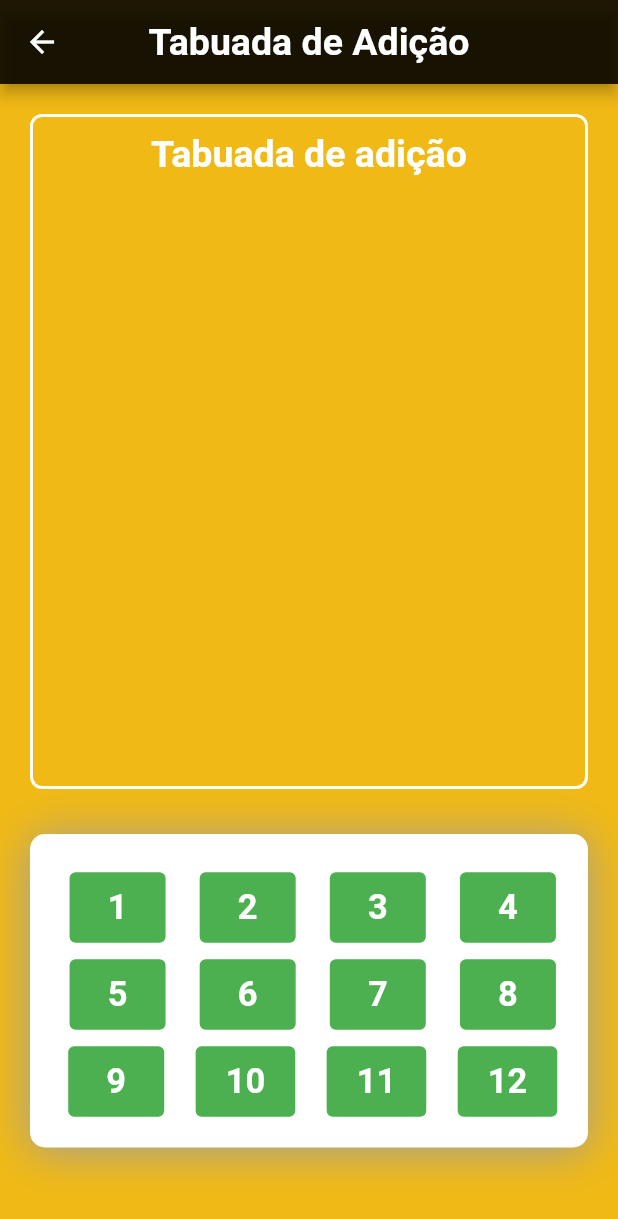
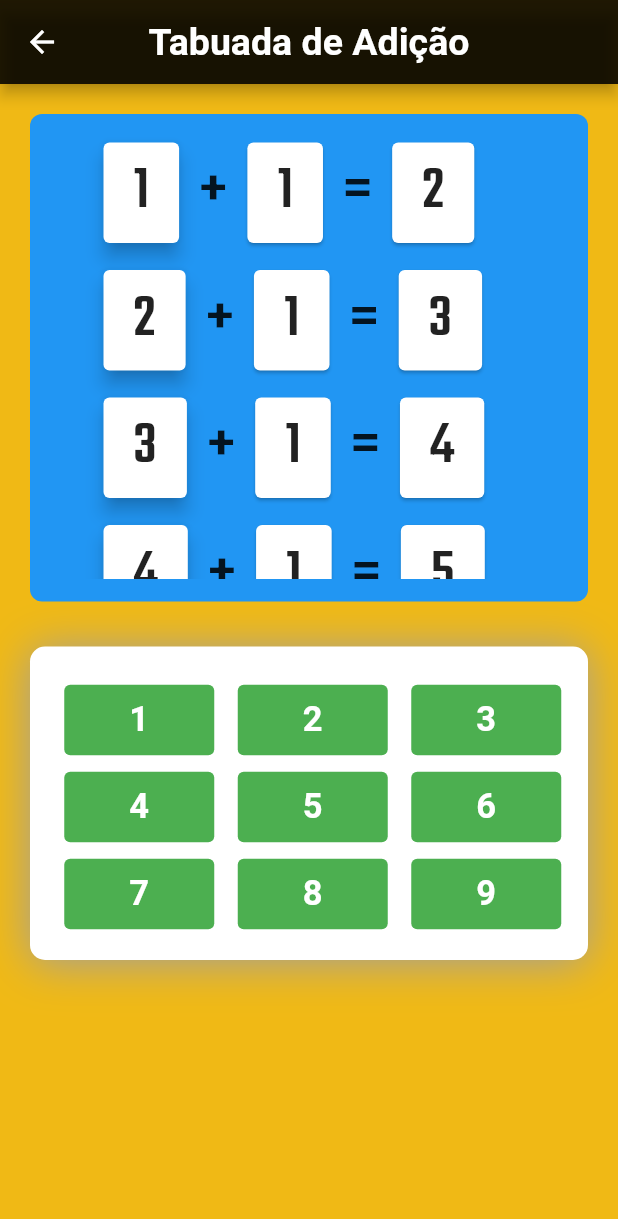
Before and after one commit to Jo-Analyst/multiplication_table_app, a Flutter app: the SumScreen screen opened by its route, on a phone screen of 412 x 824 dp. Shown: the top 1219 px of the screen. Run offline on Flutter 3.47's test engine with Material 2 defaults, Android fonts, the phone set to English and light mode, and no system bars.

Commit message:
tabuada de soma feita

```diff
--- a/lib/main.dart
+++ b/lib/main.dart
@@ -54,18 +54,19 @@ class _MyAppState extends State<MyApp> {
       theme: ThemeData(
         fontFamily: 'Roboto',
         canvasColor: const Color.fromARGB(255, 240, 185, 21),
-        appBarTheme: const AppBarTheme(backgroundColor: Colors.black87),
+        appBarTheme: const AppBarTheme(
+          backgroundColor: Colors.black87,
+        ),
         textTheme: ThemeData.light().textTheme.copyWith(
               headline6: const TextStyle(
                 fontFamily: "Teko",
-                fontSize: 20,
+                fontSize: 40,
               ),
               headline1: const TextStyle(
-                fontFamily: 'Roboto',
-                fontSize: 25,
-                fontWeight: FontWeight.w700,
-                color: Colors.white
-              ),
+                  fontFamily: 'Roboto',
+                  fontSize: 25,
+                  fontWeight: FontWeight.w700,
+                  color: Colors.white),
             ),
         colorScheme: ColorScheme.fromSwatch(
           primaryColorDark: Colors.black,
--- a/lib/screens/sum_screen.dart
+++ b/lib/screens/sum_screen.dart
@@ -9,10 +9,14 @@ class SumScreen extends StatefulWidget {
 
 class _SumScreenState extends State<SumScreen> {
   int numberInterator = 1;
+  int qtdnumber = 0;
+
+  void performMultiplicationTables(int value) {}
 
   void changedNumberIterator(int value) {
     setState(() {
       numberInterator = value;
+      qtdnumber = 0;
     });
 
     print(numberInterator);
@@ -20,11 +24,89 @@ class _SumScreenState extends State<SumScreen> {
 
   @override
   Widget build(BuildContext context) {
+    Widget createContainerMultiplicationTable(int value) {
+      return SingleChildScrollView(
+        child: SizedBox(
+          height: 300,
+          child: ListView.builder(
+            itemCount: qtdnumber == 0 ? 10 : 0,
+            itemBuilder: (ctx, index) {
+              return Container(
+                margin: const EdgeInsets.only(left: 40),
+                padding: const EdgeInsets.all(5),
+                child: Row(
+                  children: [
+                    Card(
+                      elevation: 5,
+                      child: Container(
+                        padding: const EdgeInsets.symmetric(
+                          vertical: 5,
+                          horizontal: 20,
+                        ),
+                        child: Text(
+                          '${index + 1}',
+                          style: Theme.of(context).textTheme.headline6,
+                        ),
+                      ),
+                    ),
+                    Container(
+                      margin: const EdgeInsets.symmetric(
+                        horizontal: 10,
+                      ),
+                      child: Text(
+                        '+',
+                        style: Theme.of(context).textTheme.headline6,
+                      ),
+                    ),
+                    Card(
+                      child: Container(
+                        padding: const EdgeInsets.symmetric(
+                          vertical: 5,
+                          horizontal: 20,
+                        ),
+                        child: Text(
+                          '$numberInterator',
+                          style: Theme.of(context).textTheme.headline6,
+                        ),
+                      ),
+                    ),
+                    Container(
+                      margin: const EdgeInsets.symmetric(
+                        horizontal: 10,
+                      ),
+                      child: Text(
+                        '=',
+                        style: Theme.of(context).textTheme.headline6,
+                      ),
+                    ),
+                    Card(
+                      child: Container(
+                        padding: const EdgeInsets.symmetric(
+                          vertical: 5,
+                          horizontal: 20,
+                        ),
+                        child: Text(
+                          '${(index + 1) + numberInterator}',
+                          style: Theme.of(context).textTheme.headline6,
+                        ),
+                      ),
+                    ),
+                  ],
+                ),
+              );
+            },
+          ),
+        ),
+      );
+    }
+
     Widget createButton(String number) {
       return Container(
+        width: 100,
         margin: const EdgeInsets.only(left: 10, bottom: 10),
         child: TextButton(
           style: TextButton.styleFrom(
+            foregroundColor: Colors.white,
             backgroundColor: Colors.green,
             padding: const EdgeInsets.symmetric(
               vertical: 10,
@@ -35,7 +117,6 @@ class _SumScreenState extends State<SumScreen> {
           child: Text(
             number,
             style: const TextStyle(
-              color: Colors.white,
               fontSize: 23,
               fontWeight: FontWeight.w700,
             ),
@@ -54,30 +135,26 @@ class _SumScreenState extends State<SumScreen> {
       ),
       body: SingleChildScrollView(
         child: Container(
-          margin: const EdgeInsets.all(20),
+          margin:
+              const EdgeInsets.only(top: 20, left: 20, bottom: 0, right: 20),
           width: double.infinity,
           child: Column(
             crossAxisAlignment: CrossAxisAlignment.center,
             children: [
               Container(
                 width: 400,
-                height: 450,
+                height: 325,
                 padding: const EdgeInsets.only(top: 10),
                 decoration: BoxDecoration(
+                  color: Colors.blue,
                   borderRadius: BorderRadius.circular(8),
-                  border: Border.all(
-                    color: Colors.white,
-                    width: 2,
-                  ),
+                  // border: Border.all(
+                  //   width: 2,
+                  // ),
                 ),
                 child: Column(
                   children: [
-                    Title(
-                        color: Theme.of(context).colorScheme.primary,
-                        child: Text(
-                          'Tabuada de adição',
-                          style: Theme.of(context).textTheme.headline1,
-                        ))
+                    createContainerMultiplicationTable(1),
                   ],
                 ),
               ),
@@ -116,25 +193,22 @@ class _SumScreenState extends State<SumScreen> {
                           createButton('1'),
                           createButton('2'),
                           createButton('3'),
-                          createButton('4'),
                         ],
                       ),
                       Row(
                         mainAxisAlignment: MainAxisAlignment.spaceAround,
                         children: [
+                          createButton('4'),
                           createButton('5'),
                           createButton('6'),
-                          createButton('7'),
-                          createButton('8'),
                         ],
                       ),
                       Row(
                         mainAxisAlignment: MainAxisAlignment.spaceAround,
                         children: [
+                          createButton('7'),
+                          createButton('8'),
                           createButton('9'),
-                          createButton('10'),
-                          createButton('11'),
-                          createButton('12'),
                         ],
                       ),
                     ],
```
